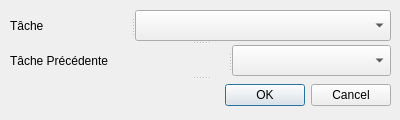
First picture: the form in Application/InterfaceGraphique/supprimerPrecedenceWindow.ui, repository Erzrael/LO21, before the edit.
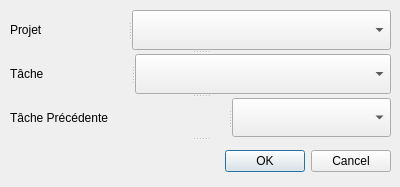
Second picture: the form after the edit.

```diff
--- a/Application/InterfaceGraphique/supprimerPrecedenceWindow.ui
+++ b/Application/InterfaceGraphique/supprimerPrecedenceWindow.ui
@@ -7,24 +7,35 @@
     <x>0</x>
     <y>0</y>
     <width>400</width>
-    <height>120</height>
+    <height>187</height>
    </rect>
   </property>
   <property name="windowTitle">
    <string>Dialog</string>
   </property>
-  <widget class="QSplitter" name="splitter_3">
+  <widget class="QSplitter" name="splitter_4">
    <property name="geometry">
     <rect>
      <x>10</x>
      <y>10</y>
      <width>381</width>
-     <height>101</height>
+     <height>171</height>
     </rect>
    </property>
    <property name="orientation">
     <enum>Qt::Vertical</enum>
    </property>
+   <widget class="QSplitter" name="splitter_3">
+    <property name="orientation">
+     <enum>Qt::Horizontal</enum>
+    </property>
+    <widget class="QLabel" name="Projet_Lab">
+     <property name="text">
+      <string>Projet</string>
+     </property>
+    </widget>
+    <widget class="QComboBox" name="Projet_Box"/>
+   </widget>
    <widget class="QSplitter" name="splitter">
     <property name="orientation">
      <enum>Qt::Horizontal</enum>
```
Left out of the diff: 8 changed lines with no effect on the pictures.
